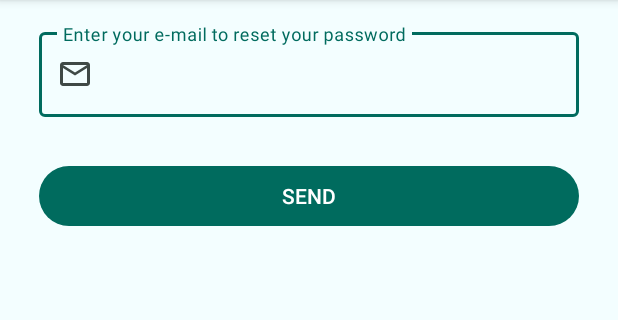
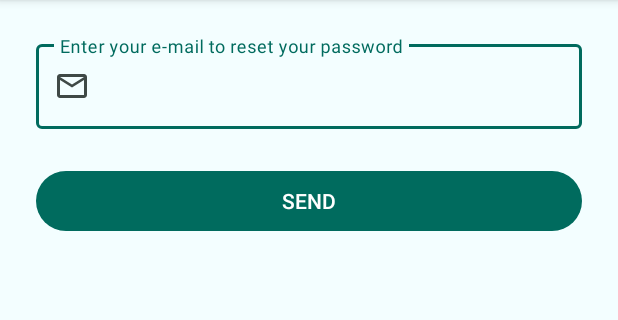
Before and after one commit to armutyus/ninova, an Android app: the screen it shows after launch (RegisterActivity), after a tap on "Forgot Password?", on a phone screen of 412 x 824 dp, the part 96-416 px from its top. Run offline under Robolectric (Android 15) with nearby library versions, the phone set to English and light mode, and no system bars; our stand-ins replace Dagger/Hilt's generated code, Firebase (no records; nobody signed in at launch, a user with empty details on screens opened directly), Room's generated code, navigation-ui.

Commit message:
ui improvements

```diff
--- a/app/src/main/java/com/armutyus/ninova/constants/Util.kt
+++ b/app/src/main/java/com/armutyus/ninova/constants/Util.kt
@@ -1,6 +1,8 @@
 package com.armutyus.ninova.constants
 
 import android.content.Context
+import android.view.View
+import android.view.animation.AlphaAnimation
 import androidx.swiperefreshlayout.widget.CircularProgressDrawable
 import com.armutyus.ninova.R
 
@@ -16,6 +18,13 @@ class Util {
 
             return circularProgressDrawable
         }
+
+        fun View.fadeIn(durationMillis: Long) {
+            this.startAnimation(AlphaAnimation(0F, 1F).apply {
+                duration = durationMillis
+                fillAfter = true
+            })
+        }
     }
 
 }
--- a/app/src/main/java/com/armutyus/ninova/ui/login/LoginActivity.kt
+++ b/app/src/main/java/com/armutyus/ninova/ui/login/LoginActivity.kt
@@ -14,6 +14,7 @@ import com.armutyus.ninova.constants.Constants
 import com.armutyus.ninova.constants.Constants.MAIN_INTENT
 import com.armutyus.ninova.constants.Constants.REGISTER_INTENT
 import com.armutyus.ninova.constants.Response
+import com.armutyus.ninova.constants.Util.Companion.fadeIn
 import com.armutyus.ninova.databinding.ActivityLoginBinding
 import com.armutyus.ninova.databinding.RegisterUserBottomSheetBinding
 import com.armutyus.ninova.ui.settings.SettingsViewModel
@@ -47,6 +48,9 @@ class LoginActivity : AppCompatActivity() {
 
         binding = ActivityLoginBinding.inflate(layoutInflater)
         setContentView(binding.root)
+
+        binding.welcomeTextView.fadeIn(1500)
+        binding.loginLayout.fadeIn(2000)
 
         binding.forgotPasswordText.setOnClickListener {
             goToForgotPasswordPage()
--- a/app/src/main/res/layout/activity_register.xml
+++ b/app/src/main/res/layout/activity_register.xml
@@ -33,11 +33,10 @@
             style="@style/Widget.Material3.TextInputLayout.OutlinedBox"
             android:layout_width="match_parent"
             android:layout_height="wrap_content"
-            android:layout_marginStart="26dp"
-            android:layout_marginTop="16dp"
-            android:layout_marginEnd="26dp"
+            android:layout_marginHorizontal="24dp"
+            android:layout_marginVertical="24dp"
             android:hint="@string/prompt_email"
-            app:errorEnabled="true"
+            app:errorEnabled="false"
             app:startIconDrawable="@drawable/ic_login_email_gray">
 
             <com.google.android.material.textfield.TextInputEditText
@@ -52,11 +51,10 @@
             style="@style/Widget.Material3.TextInputLayout.OutlinedBox"
             android:layout_width="match_parent"
             android:layout_height="wrap_content"
-            android:layout_marginStart="26dp"
-            android:layout_marginTop="8dp"
-            android:layout_marginEnd="26dp"
+            android:layout_marginHorizontal="24dp"
+            android:layout_marginBottom="24dp"
             android:hint="@string/prompt_password"
-            app:errorEnabled="true"
+            app:errorEnabled="false"
             app:endIconMode="password_toggle"
             app:startIconDrawable="@drawable/ic_login_lock_gray">
 
@@ -72,11 +70,10 @@
             style="@style/Widget.Material3.TextInputLayout.OutlinedBox"
             android:layout_width="match_parent"
             android:layout_height="wrap_content"
-            android:layout_marginStart="26dp"
-            android:layout_marginTop="8dp"
-            android:layout_marginEnd="26dp"
+            android:layout_marginHorizontal="24dp"
+            android:layout_marginBottom="24dp"
             android:hint="@string/confirm_password"
-            app:errorEnabled="true"
+            app:errorEnabled="false"
             app:endIconMode="password_toggle"
             app:startIconDrawable="@drawable/ic_login_lock_gray">
 
@@ -92,9 +89,8 @@
             android:layout_width="match_parent"
             android:layout_height="wrap_content"
             android:layout_gravity="center"
-            android:layout_marginStart="26dp"
-            android:layout_marginTop="8dp"
-            android:layout_marginEnd="26dp"
+            android:layout_marginHorizontal="24dp"
+            android:layout_marginBottom="24dp"
             android:text="@string/action_register">
         </com.google.android.material.button.MaterialButton>
 
@@ -112,11 +108,10 @@
             style="@style/Widget.Material3.TextInputLayout.OutlinedBox"
             android:layout_width="match_parent"
             android:layout_height="wrap_content"
-            android:layout_marginStart="26dp"
-            android:layout_marginTop="16dp"
-            android:layout_marginEnd="26dp"
+            android:layout_marginHorizontal="24dp"
+            android:layout_marginVertical="24dp"
             android:hint="@string/enter_your_new_e_mail_address"
-            app:errorEnabled="true"
+            app:errorEnabled="false"
             app:startIconDrawable="@drawable/ic_login_email_gray">
 
             <com.google.android.material.textfield.TextInputEditText
@@ -131,11 +126,10 @@
             style="@style/Widget.Material3.TextInputLayout.OutlinedBox"
             android:layout_width="match_parent"
             android:layout_height="wrap_content"
-            android:layout_marginStart="26dp"
-            android:layout_marginTop="8dp"
-            android:layout_marginEnd="26dp"
+            android:layout_marginHorizontal="24dp"
+            android:layout_marginBottom="24dp"
             android:hint="@string/current_password"
-            app:errorEnabled="true"
+            app:errorEnabled="false"
             app:endIconMode="password_toggle"
             app:startIconDrawable="@drawable/ic_login_lock_gray">
 
@@ -151,9 +145,8 @@
             android:layout_width="match_parent"
             android:layout_height="wrap_content"
             android:layout_gravity="center"
-            android:layout_marginStart="26dp"
-            android:layout_marginTop="8dp"
-            android:layout_marginEnd="26dp"
+            android:layout_marginHorizontal="24dp"
+            android:layout_marginBottom="24dp"
             android:text="@string/approve">
         </com.google.android.material.button.MaterialButton>
 
@@ -171,11 +164,10 @@
             style="@style/Widget.Material3.TextInputLayout.OutlinedBox"
             android:layout_width="match_parent"
             android:layout_height="wrap_content"
-            android:layout_marginStart="26dp"
-            android:layout_marginTop="8dp"
-            android:layout_marginEnd="26dp"
+            android:layout_marginHorizontal="24dp"
+            android:layout_marginVertical="24dp"
             android:hint="@string/current_password"
-            app:errorEnabled="true"
+            app:errorEnabled="false"
             app:endIconMode="password_toggle"
             app:startIconDrawable="@drawable/ic_login_lock_gray">
 
@@ -191,11 +183,10 @@
             style="@style/Widget.Material3.TextInputLayout.OutlinedBox"
             android:layout_width="match_parent"
             android:layout_height="wrap_content"
-            android:layout_marginStart="26dp"
-            android:layout_marginTop="8dp"
-            android:layout_marginEnd="26dp"
+            android:layout_marginHorizontal="24dp"
+            android:layout_marginBottom="24dp"
             android:hint="@string/new_password"
-            app:errorEnabled="true"
+            app:errorEnabled="false"
             app:endIconMode="password_toggle"
             app:startIconDrawable="@drawable/ic_login_lock_gray">
 
@@ -211,11 +202,10 @@
             style="@style/Widget.Material3.TextInputLayout.OutlinedBox"
             android:layout_width="match_parent"
             android:layout_height="wrap_content"
-            android:layout_marginStart="26dp"
-            android:layout_marginTop="8dp"
-            android:layout_marginEnd="26dp"
+            android:layout_marginHorizontal="24dp"
+            android:layout_marginBottom="24dp"
             android:hint="@string/confirm_new_password"
-            app:errorEnabled="true"
+            app:errorEnabled="false"
             app:endIconMode="password_toggle"
             app:startIconDrawable="@drawable/ic_login_lock_gray">
 
@@ -231,9 +221,8 @@
             android:layout_width="match_parent"
             android:layout_height="wrap_content"
             android:layout_gravity="center"
-            android:layout_marginStart="26dp"
-            android:layout_marginTop="8dp"
-            android:layout_marginEnd="26dp"
+            android:layout_marginHorizontal="24dp"
+            android:layout_marginBottom="24dp"
             android:text="@string/save">
         </com.google.android.material.button.MaterialButton>
 
@@ -251,11 +240,10 @@
             style="@style/Widget.Material3.TextInputLayout.OutlinedBox"
             android:layout_width="match_parent"
             android:layout_height="wrap_content"
-            android:layout_marginStart="26dp"
-            android:layout_marginTop="16dp"
-            android:layout_marginEnd="26dp"
+            android:layout_marginHorizontal="24dp"
+            android:layout_marginVertical="24dp"
             android:hint="@string/enter_your_e_mail_to_reset_your_password"
-            app:errorEnabled="true"
+            app:errorEnabled="false"
             app:startIconDrawable="@drawable/ic_login_email_gray">
 
             <com.google.android.material.textfield.TextInputEditText
@@ -270,9 +258,8 @@
             android:layout_width="match_parent"
             android:layout_height="wrap_content"
             android:layout_gravity="center"
-            android:layout_marginStart="26dp"
-            android:layout_marginTop="8dp"
-            android:layout_marginEnd="26dp"
+            android:layout_marginHorizontal="24dp"
+            android:layout_marginBottom="24dp"
             android:text="@string/send">
         </com.google.android.material.button.MaterialButton>
 
--- a/app/src/main/res/layout/add_book_to_shelf_bottom_sheet.xml
+++ b/app/src/main/res/layout/add_book_to_shelf_bottom_sheet.xml
@@ -11,13 +11,14 @@
         android:layout_height="wrap_content"
         android:text="@string/select_the_shelves_you_want_to_add"
         android:paddingHorizontal="24dp"
-        android:paddingTop="24dp"/>
+        android:paddingTop="16dp"/>
 
     <androidx.recyclerview.widget.RecyclerView
         android:id="@+id/addBookToShelfRecyclerView"
         android:layout_width="match_parent"
         android:layout_height="wrap_content"
-        android:padding="24dp"
+        android:paddingHorizontal="16dp"
+        android:paddingVertical="16dp"
         android:visibility="visible"/>
 
 </LinearLayout>
--- a/app/src/main/res/layout/fragment_books.xml
+++ b/app/src/main/res/layout/fragment_books.xml
@@ -14,8 +14,8 @@
         android:layout_width="match_parent"
         android:layout_height="wrap_content"
         android:layout_marginBottom="?actionBarSize"
-        android:paddingTop="8dp"
-        android:paddingBottom="8dp"
+        android:paddingVertical="16dp"
+        android:paddingHorizontal="16dp"
         android:visibility="gone"
         tools:visibility="visible"/>
 
--- a/app/src/main/res/layout/fragment_main_search.xml
+++ b/app/src/main/res/layout/fragment_main_search.xml
@@ -12,6 +12,8 @@
         android:id="@+id/main_search"
         android:layout_width="match_parent"
         android:layout_height="wrap_content"
+        android:paddingStart="0dp"
+        android:paddingEnd="10dp"
         android:iconifiedByDefault="false"
         app:defaultQueryHint="@string/search_button_hint"
         app:showAsAction="always"
--- a/app/src/main/res/layout/fragment_shelf_with_books.xml
+++ b/app/src/main/res/layout/fragment_shelf_with_books.xml
@@ -14,8 +14,8 @@
         android:layout_width="match_parent"
         android:layout_height="wrap_content"
         android:layout_marginBottom="?actionBarSize"
-        android:paddingTop="8dp"
-        android:paddingBottom="8dp"
+        android:paddingVertical="16dp"
+        android:paddingHorizontal="16dp"
         android:visibility="gone"
         tools:visibility="visible"/>
 
--- a/app/src/main/res/layout/search_local_book_row.xml
+++ b/app/src/main/res/layout/search_local_book_row.xml
@@ -18,7 +18,6 @@
             android:id="@+id/bookImage"
             android:layout_width="40dp"
             android:layout_height="60dp"
-            android:layout_marginStart="16dp"
             android:src="@drawable/example_book"
             tools:ignore="ContentDescription">
         </ImageView>
@@ -88,7 +87,7 @@
     <View
         android:layout_width="match_parent"
         android:layout_height="0.5dp"
-        android:layout_margin="16dp"
+        android:layout_marginVertical="16dp"
         android:background="@color/seed"/>
 
 </LinearLayout>
--- a/app/src/main/res/layout/shelves_main_row.xml
+++ b/app/src/main/res/layout/shelves_main_row.xml
@@ -11,7 +11,6 @@
     <LinearLayout
         android:layout_width="match_parent"
         android:layout_height="wrap_content"
-        android:layout_marginTop="8dp"
         android:orientation="horizontal">
 
         <ImageView
@@ -80,7 +79,7 @@
     <View
         android:layout_width="match_parent"
         android:layout_height="0.5dp"
-        android:layout_margin="16dp"
+        android:layout_marginVertical="16dp"
         android:background="@color/seed"/>
 
 </LinearLayout>
--- a/app/src/main/res/values/strings.xml
+++ b/app/src/main/res/values/strings.xml
@@ -80,4 +80,5 @@
     <string name="remove_this_book_from_your_library">REMOVE THIS BOOK FROM YOUR LIBRARY</string>
     <string name="add_shelves">Add Shelves</string>
     <string name="select_the_shelves_you_want_to_add">Select the shelves you want to add:</string>
+    <string name="welcome_to_ninova">WELCOME \n\nTO NINOVA</string>
 </resources>
```
Also changed, not shown: app/src/main/res/layout/activity_login.xml (+35 -14 lines), app/src/main/res/layout/add_new_shelf_bottom_sheet.xml (+5 -7 lines), app/src/main/res/layout/books_main_row.xml (+1 -6 lines), app/src/main/res/layout/fragment_shelves.xml (+4 -6 lines), app/src/main/res/layout/register_user_bottom_sheet.xml (+11 -15 lines), app/src/main/res/layout/search_main_row.xml (+6 -3 lines).
